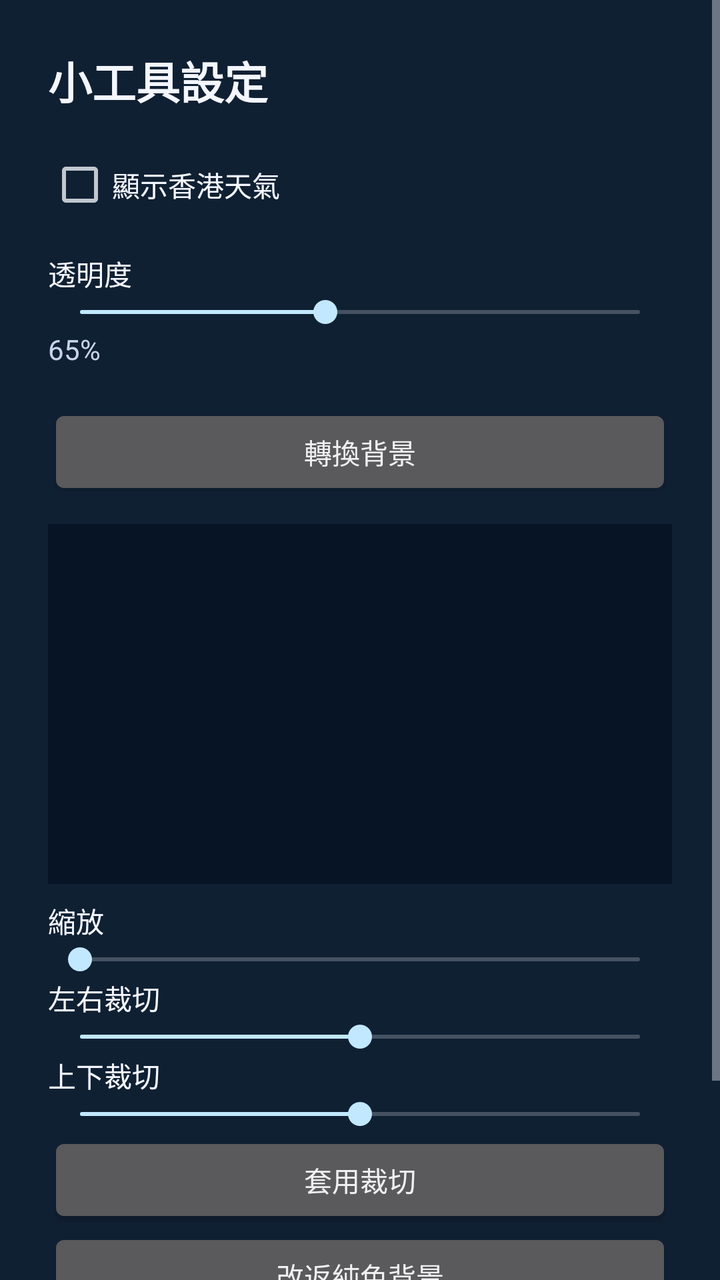
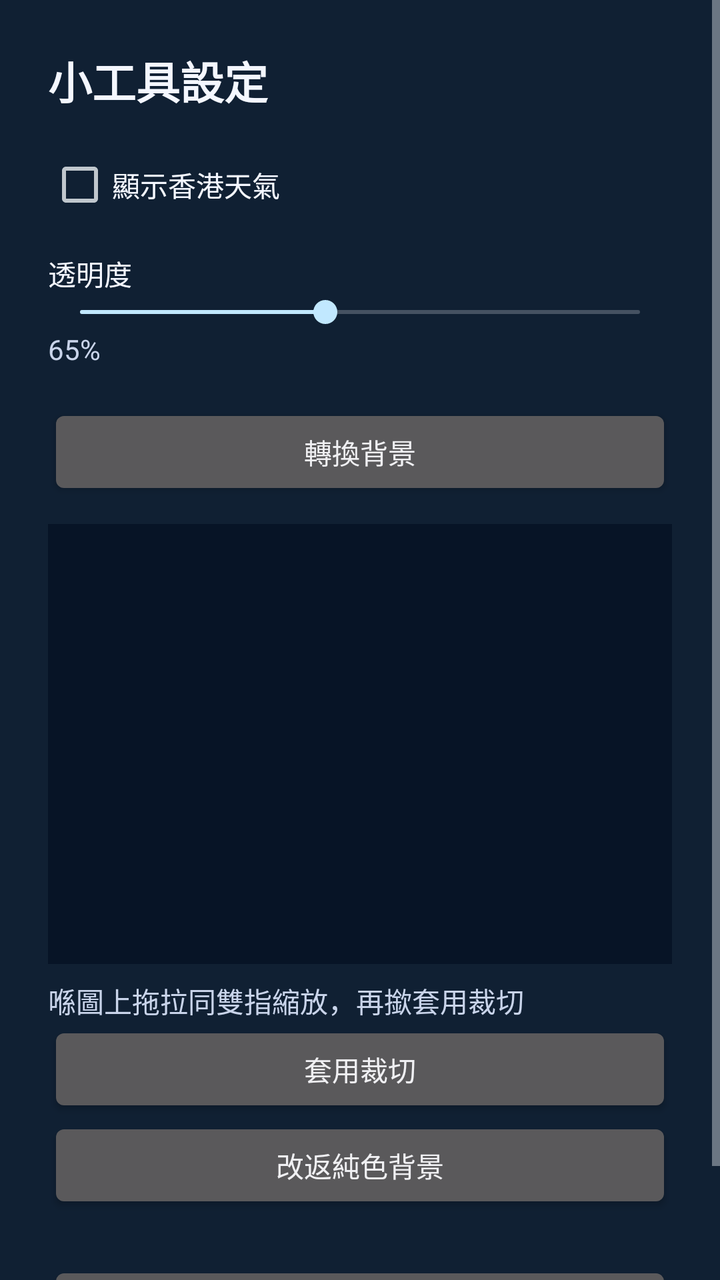

Compare the two renders of this Android layout. The source of the first and the diff that turns it into the second are given below.
<!-- AndroidManifest.xml: application theme android:Theme.DeviceDefault.NoActionBar -->
<!-- res/layout/widget_config.xml -->
<?xml version="1.0" encoding="utf-8"?>
<ScrollView xmlns:android="http://schemas.android.com/apk/res/android"
    android:layout_width="match_parent"
    android:layout_height="match_parent"
    android:background="#102033">

    <LinearLayout
        android:layout_width="match_parent"
        android:layout_height="wrap_content"
        android:orientation="vertical"
        android:padding="24dp">

        <TextView
            android:layout_width="match_parent"
            android:layout_height="wrap_content"
            android:text="小工具設定"
            android:textColor="#F4F7FF"
            android:textSize="22sp"
            android:textStyle="bold" />

        <CheckBox
            android:id="@+id/weather_toggle"
            android:layout_width="match_parent"
            android:layout_height="wrap_content"
            android:layout_marginTop="20dp"
            android:text="顯示香港天氣"
            android:textColor="#F4F7FF" />

        <TextView
            android:layout_width="match_parent"
            android:layout_height="wrap_content"
            android:layout_marginTop="18dp"
            android:text="透明度"
            android:textColor="#F4F7FF" />

        <SeekBar
            android:id="@+id/alpha_seek"
            android:layout_width="match_parent"
            android:layout_height="wrap_content"
            android:max="80"
            android:progress="35" />

        <TextView
            android:id="@+id/alpha_label"
            android:layout_width="match_parent"
            android:layout_height="wrap_content"
            android:text="65%"
            android:textColor="#C9D4EA" />

        <Button
            android:id="@+id/pick_bg"
            android:layout_width="match_parent"
            android:layout_height="wrap_content"
            android:layout_marginTop="18dp"
            android:text="轉換背景" />

        <ImageView
            android:id="@+id/bg_preview"
            android:layout_width="match_parent"
            android:layout_height="180dp"
            android:layout_marginTop="12dp"
            android:background="#071426"
            android:scaleType="centerCrop" />

        <TextView
            android:layout_width="match_parent"
            android:layout_height="wrap_content"
            android:layout_marginTop="8dp"
            android:text="縮放"
            android:textColor="#F4F7FF" />

        <SeekBar
            android:id="@+id/zoom_seek"
            android:layout_width="match_parent"
            android:layout_height="wrap_content"
            android:max="100"
            android:progress="0" />

        <TextView
            android:layout_width="match_parent"
            android:layout_height="wrap_content"
            android:text="左右裁切"
            android:textColor="#F4F7FF" />

        <SeekBar
            android:id="@+id/crop_x"
            android:layout_width="match_parent"
            android:layout_height="wrap_content"
            android:max="100"
            android:progress="50" />

        <TextView
            android:layout_width="match_parent"
            android:layout_height="wrap_content"
            android:text="上下裁切"
            android:textColor="#F4F7FF" />

        <SeekBar
            android:id="@+id/crop_y"
            android:layout_width="match_parent"
            android:layout_height="wrap_content"
            android:max="100"
            android:progress="50" />

        <Button
            android:id="@+id/apply_bg"
            android:layout_width="match_parent"
            android:layout_height="wrap_content"
            android:text="套用裁切" />

        <Button
            android:id="@+id/clear_bg"
            android:layout_width="match_parent"
            android:layout_height="wrap_content"
            android:text="改返純色背景" />

        <Button
            android:id="@+id/save_widget"
            android:layout_width="match_parent"
            android:layout_height="wrap_content"
            android:layout_marginTop="24dp"
            android:text="完成" />
    </LinearLayout>
</ScrollView>
<!-- resources referenced by this layout -->
<resources>

</resources>

<!-- the commit's change to res/layout/widget_config.xml (unified diff, before → after) -->
@@ -57,7 +57,7 @@
         <ImageView
             android:id="@+id/bg_preview"
             android:layout_width="match_parent"
-            android:layout_height="180dp"
+            android:layout_height="220dp"
             android:layout_marginTop="12dp"
             android:background="#071426"
             android:scaleType="centerCrop" />
@@ -66,41 +66,8 @@
             android:layout_width="match_parent"
             android:layout_height="wrap_content"
             android:layout_marginTop="8dp"
-            android:text="縮放"
-            android:textColor="#F4F7FF" />
-
-        <SeekBar
-            android:id="@+id/zoom_seek"
-            android:layout_width="match_parent"
-            android:layout_height="wrap_content"
-            android:max="100"
-            android:progress="0" />
-
-        <TextView
-            android:layout_width="match_parent"
-            android:layout_height="wrap_content"
-            android:text="左右裁切"
-            android:textColor="#F4F7FF" />
-
-        <SeekBar
-            android:id="@+id/crop_x"
-            android:layout_width="match_parent"
-            android:layout_height="wrap_content"
-            android:max="100"
-            android:progress="50" />
-
-        <TextView
-            android:layout_width="match_parent"
-            android:layout_height="wrap_content"
-            android:text="上下裁切"
-            android:textColor="#F4F7FF" />
-
-        <SeekBar
-            android:id="@+id/crop_y"
-            android:layout_width="match_parent"
-            android:layout_height="wrap_content"
-            android:max="100"
-            android:progress="50" />
+            android:text="喺圖上拖拉同雙指縮放，再撳套用裁切"
+            android:textColor="#C9D4EA" />
 
         <Button
             android:id="@+id/apply_bg"
